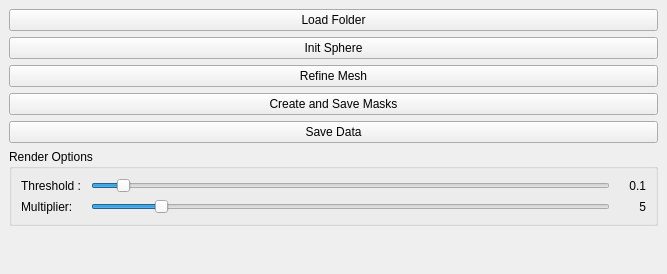
Qt form src/ui/ConfocalDockWidget.ui (BenKnorlein/Confocal) before a commit.
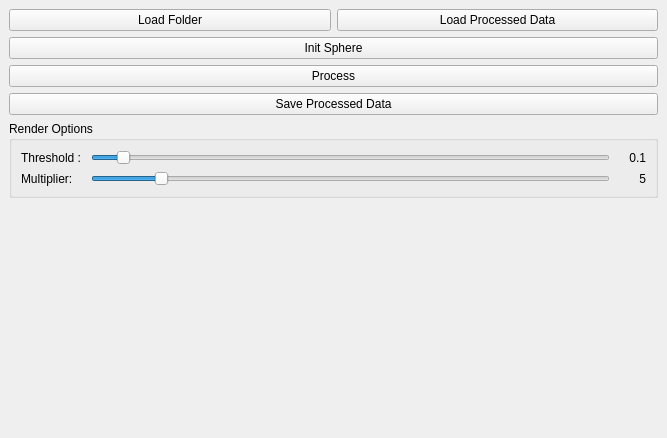
The same form after that commit.

Patch:
```diff
--- a/src/ui/ConfocalDockWidget.ui
+++ b/src/ui/ConfocalDockWidget.ui
@@ -7,7 +7,7 @@
     <x>0</x>
     <y>0</y>
     <width>667</width>
-    <height>274</height>
+    <height>438</height>
    </rect>
   </property>
   <property name="sizePolicy">
@@ -21,7 +21,7 @@
   </property>
   <widget class="QWidget" name="dockWidgetContents">
    <layout class="QGridLayout" name="gridLayout">
-    <item row="5" column="0" colspan="2">
+    <item row="7" column="0" colspan="2">
      <widget class="QGroupBox" name="groupBox">
       <property name="title">
        <string>Render Options</string>
@@ -132,21 +132,21 @@
       <zorder>label_Multiplier</zorder>
      </widget>
     </item>
-    <item row="1" column="0" colspan="2">
-     <widget class="QPushButton" name="pushButton_Compute">
+    <item row="3" column="0" colspan="2">
+     <widget class="QPushButton" name="pushButton_Masks">
       <property name="text">
-       <string>Init Sphere</string>
-      </property>
-     </widget>
-    </item>
-    <item row="4" column="0" colspan="2">
-     <widget class="QPushButton" name="pushButton_Compute_2">
-      <property name="text">
-       <string>Save Data</string>
+       <string>Process</string>
       </property>
      </widget>
     </item>
     <item row="6" column="0" colspan="2">
+     <widget class="QPushButton" name="pushButton_SaveProcessed">
+      <property name="text">
+       <string>Save Processed Data</string>
+      </property>
+     </widget>
+    </item>
+    <item row="8" column="0" colspan="2">
      <spacer name="verticalSpacer">
       <property name="orientation">
        <enum>Qt::Vertical</enum>
@@ -159,24 +159,24 @@
       </property>
      </spacer>
     </item>
-    <item row="0" column="0" colspan="2">
+    <item row="2" column="0" colspan="2">
+     <widget class="QPushButton" name="pushButton_Compute">
+      <property name="text">
+       <string>Init Sphere</string>
+      </property>
+     </widget>
+    </item>
+    <item row="0" column="0">
      <widget class="QPushButton" name="pushButton_Load">
       <property name="text">
        <string>Load Folder</string>
       </property>
      </widget>
     </item>
-    <item row="2" column="0" colspan="2">
-     <widget class="QPushButton" name="pushButton_Refine">
+    <item row="0" column="1">
+     <widget class="QPushButton" name="pushButton_LoadProcessed">
       <property name="text">
-       <string>Refine Mesh</string>
-      </property>
-     </widget>
-    </item>
-    <item row="3" column="0" colspan="2">
-     <widget class="QPushButton" name="pushButton_Masks">
-      <property name="text">
-       <string>Create and Save Masks</string>
+       <string>Load Processed Data</string>
       </property>
      </widget>
     </item>
```
